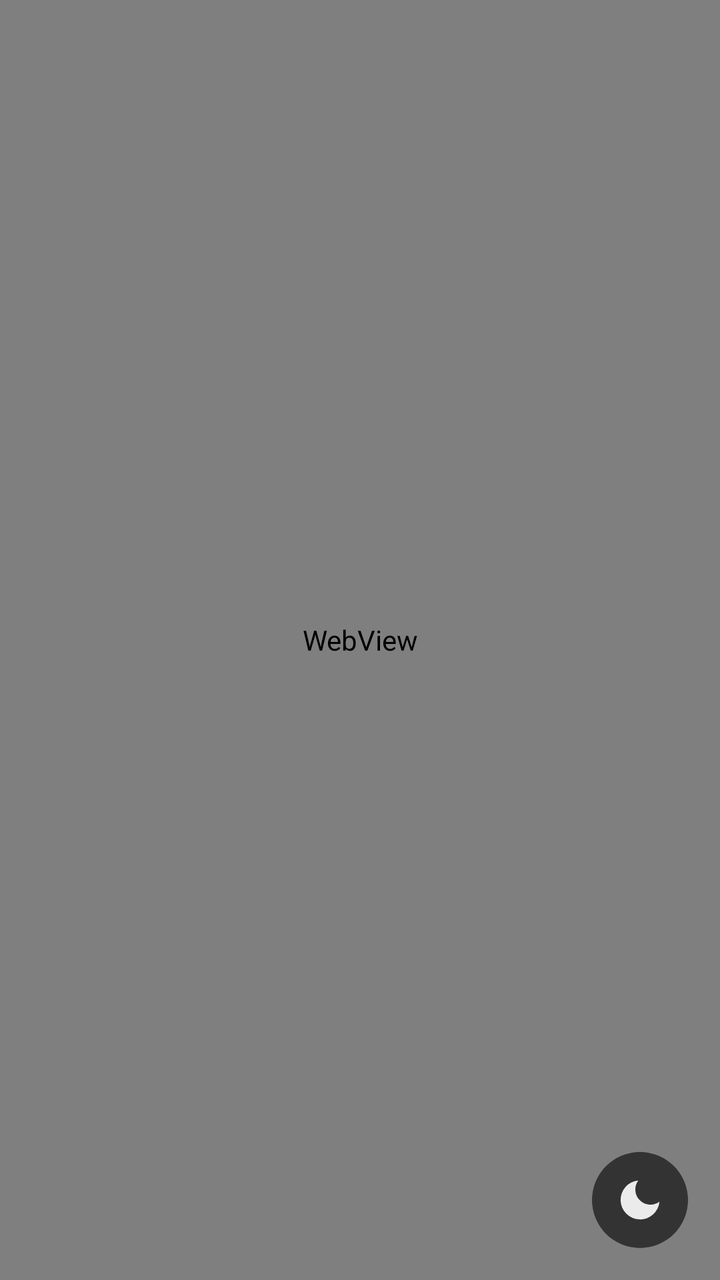
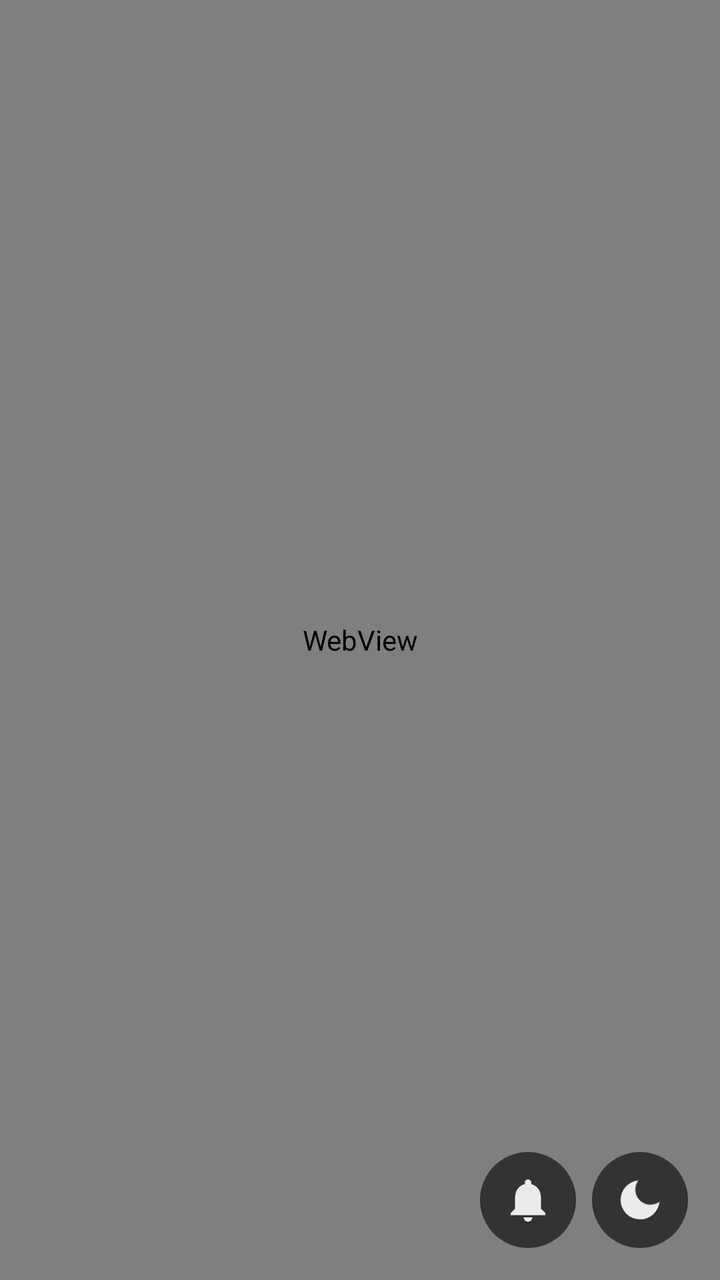

Before-and-after screenshots of an Android layout around one commit, followed by the original layout XML and the change that was made.
<!-- AndroidManifest.xml: activity theme Theme.IReminder -->
<!-- res/layout/activity_main.xml -->
<?xml version="1.0" encoding="utf-8"?>
<FrameLayout xmlns:android="http://schemas.android.com/apk/res/android"
    android:id="@+id/root"
    android:layout_width="match_parent"
    android:layout_height="match_parent"
    android:fitsSystemWindows="false">

    <WebView
        android:id="@+id/webview"
        android:layout_width="match_parent"
        android:layout_height="match_parent" />

    <ImageButton
        android:id="@+id/theme_button"
        android:layout_width="48dp"
        android:layout_height="48dp"
        android:layout_gravity="bottom|end"
        android:layout_margin="16dp"
        android:alpha="0.85"
        android:background="@drawable/bg_settings_button"
        android:contentDescription="Toggle light / dark theme"
        android:padding="11dp"
        android:scaleType="fitCenter"
        android:src="@drawable/ic_moon" />

</FrameLayout>
<!-- resources referenced by this layout -->
<resources>
  <!-- drawable bg_settings_button (drawable) -->
  <?xml version="1.0" encoding="utf-8"?>
  <shape xmlns:android="http://schemas.android.com/apk/res/android"
      android:shape="oval">
      <solid android:color="#B3000000" />
  </shape>
  <!-- drawable ic_moon (drawable) -->
  <?xml version="1.0" encoding="utf-8"?>
  <vector xmlns:android="http://schemas.android.com/apk/res/android"
      android:width="24dp"
      android:height="24dp"
      android:viewportWidth="24"
      android:viewportHeight="24"
      android:tint="#FFFFFF">
      
      <path
          android:fillColor="#FFFFFF"
          android:pathData="M21,12.79A9,9 0 1,1 11.21,3A7,7 0 0,0 21,12.79z" />
  </vector>
  <style name="Theme.IReminder" parent="Theme.AppCompat.DayNight.NoActionBar">
          <item name="android:windowFullscreen">false</item>
          <item name="android:windowContentOverlay">@null</item>
          
          <item name="android:windowBackground">@color/app_window_background</item>
          
          <item name="android:forceDarkAllowed">true</item>
          
          <item name="android:statusBarColor">@android:color/transparent</item>
          <item name="android:navigationBarColor">@android:color/transparent</item>
          <item name="android:windowDrawsSystemBarBackgrounds">true</item>
      </style>
  <color name="app_window_background">#FFFFFFFF</color>
</resources>

<!-- the commit's change to res/layout/activity_main.xml (unified diff, before → after) -->
@@ -9,6 +9,20 @@
         android:id="@+id/webview"
         android:layout_width="match_parent"
         android:layout_height="match_parent" />
+
+    <ImageButton
+        android:id="@+id/notification_button"
+        android:layout_width="48dp"
+        android:layout_height="48dp"
+        android:layout_gravity="bottom|end"
+        android:layout_marginEnd="72dp"
+        android:layout_marginBottom="16dp"
+        android:alpha="0.85"
+        android:background="@drawable/bg_settings_button"
+        android:contentDescription="@string/settings_button_description"
+        android:padding="11dp"
+        android:scaleType="fitCenter"
+        android:src="@drawable/ic_bell" />
 
     <ImageButton
         android:id="@+id/theme_button"
<!-- resource entries referenced after the edit -->
@@ -6,6 +6,18 @@
       android:shape="oval">
       <solid android:color="#B3000000" />
   </shape>
+  <!-- drawable ic_bell (drawable) -->
+  <vector xmlns:android="http://schemas.android.com/apk/res/android"
+      android:width="24dp"
+      android:height="24dp"
+      android:viewportWidth="24"
+      android:viewportHeight="24"
+      android:tint="#FFFFFF">
+      
+      <path
+          android:fillColor="#FFFFFF"
+          android:pathData="M12,22c1.1,0 2,-0.9 2,-2h-4C10,21.1 10.9,22 12,22zM18,16v-5c0,-3.07 -1.64,-5.64 -4.5,-6.32L13.5,4c0,-0.83 -0.67,-1.5 -1.5,-1.5s-1.5,0.67 -1.5,1.5v0.68C7.63,5.36 6,7.92 6,11v5l-2,2v1h16v-1L18,16z" />
+  </vector>
   <!-- drawable ic_moon (drawable) -->
   <?xml version="1.0" encoding="utf-8"?>
   <vector xmlns:android="http://schemas.android.com/apk/res/android"
@@ -19,6 +31,7 @@
           android:fillColor="#FFFFFF"
           android:pathData="M21,12.79A9,9 0 1,1 11.21,3A7,7 0 0,0 21,12.79z" />
   </vector>
+  <string name="settings_button_description">Notification settings</string>
   <style name="Theme.IReminder" parent="Theme.AppCompat.DayNight.NoActionBar">
           <item name="android:windowFullscreen">false</item>
           <item name="android:windowContentOverlay">@null</item>
